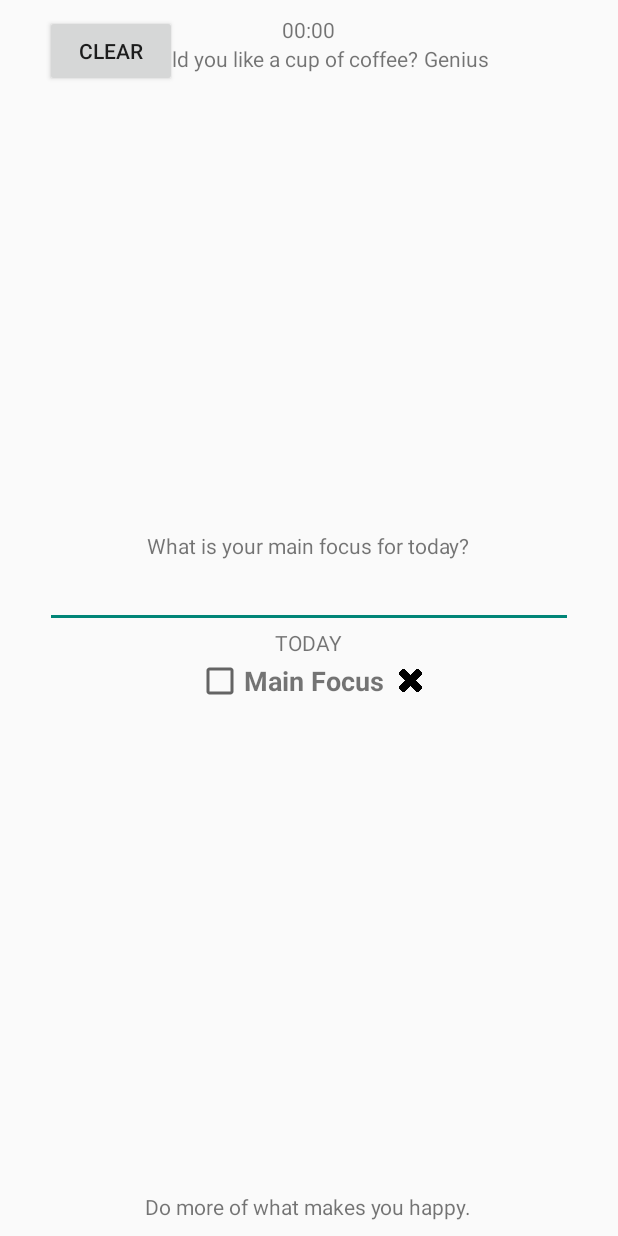
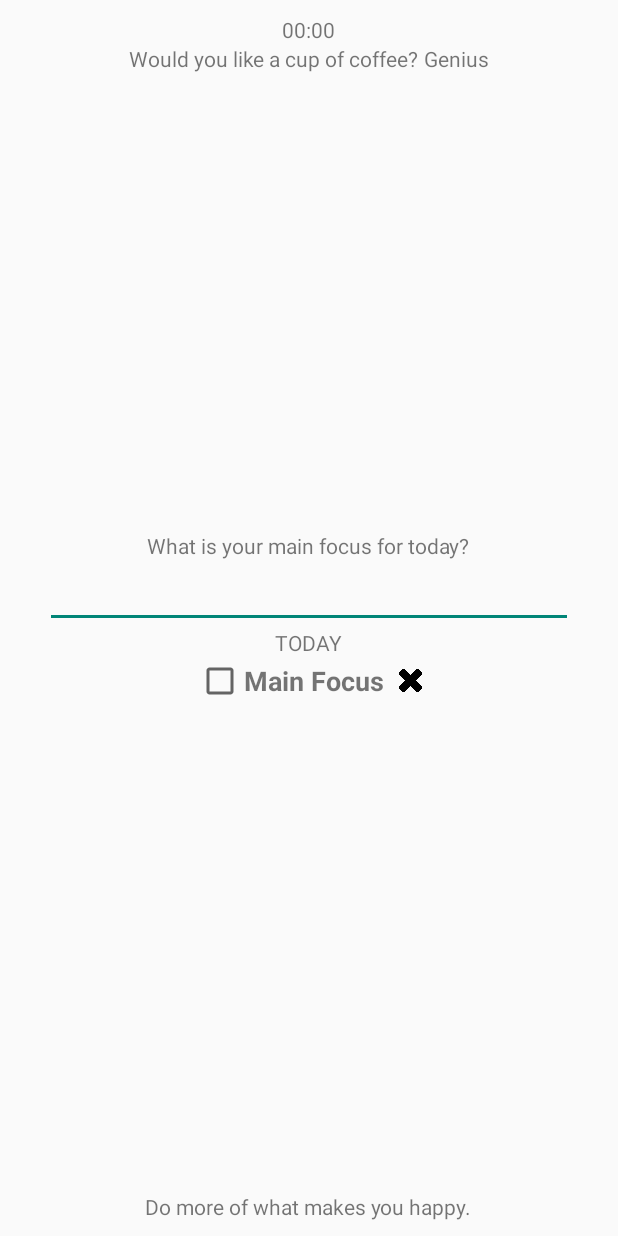
Before and after one commit to code1iners/achacha-android, an Android app: the layout fragment_main_focus.xml on its own in the app's theme, with its tools: preview values and no code run, on a phone screen of 412 x 824 dp. Run offline under Robolectric (Android 15) with nearby library versions, the phone set to English and light mode, and no system bars.

Commit message:
Update UI

```diff
--- a/app/src/main/java/com/example/achacha/adapters/TodoAdapter.kt
+++ b/app/src/main/java/com/example/achacha/adapters/TodoAdapter.kt
@@ -24,6 +24,7 @@ class TodoAdapter : RecyclerView.Adapter<TodoAdapter.CustomViewHolder>() {
         var todosRecyclerView_delete: ImageButton? = null
         init {
             todosRecyclerView_check = v.findViewById(R.id.todosRecyclerView_check)
+            todosRecyclerView_check?.setOnCheckedChangeListener(this)
             todosRecyclerView_todo_read_mode = v.findViewById(R.id.todosRecyclerView_todo_read_mode)
             todosRecyclerView_todo_write_mode = v.findViewById(R.id.todosRecyclerView_todo_write_mode)
             todosRecyclerView_delete = v.findViewById(R.id.todosRecyclerView_delete)
--- a/app/src/main/java/com/example/achacha/ui/TodoFragment.kt
+++ b/app/src/main/java/com/example/achacha/ui/TodoFragment.kt
@@ -13,6 +13,7 @@ import androidx.recyclerview.widget.RecyclerView
 import com.example.achacha.R
 import com.example.achacha.adapters.TodoAdapter
 import com.example.achacha.helpers.Protocol
+import com.example.achacha.helpers.Protocol.BLANK
 import com.example.achacha.helpers.Protocol.PENDING
 import com.example.achacha.helpers.Protocol.UNIQUE_KEY_LENGTH
 import com.example.achacha.helpers.WorkManager
@@ -158,6 +159,9 @@ class TodoFragment : Fragment()
             todos.add(this)
             todoAdapter.notifyItemInserted(todos.size)
         }
+
+        // note. clear focus
+        toDoFragment__body_editor_writer.setText(BLANK)
     }
 
     override fun onClick(v: View) {
--- a/app/src/main/res/layout/fragment_main_focus.xml
+++ b/app/src/main/res/layout/fragment_main_focus.xml
@@ -8,6 +8,7 @@
     android:layout_height="match_parent">
 
     <Button
+        android:visibility="gone"
         android:id="@+id/mainFragment__header_clear_button"
         android:text="clear"
         android:layout_width="wrap_content"
```
